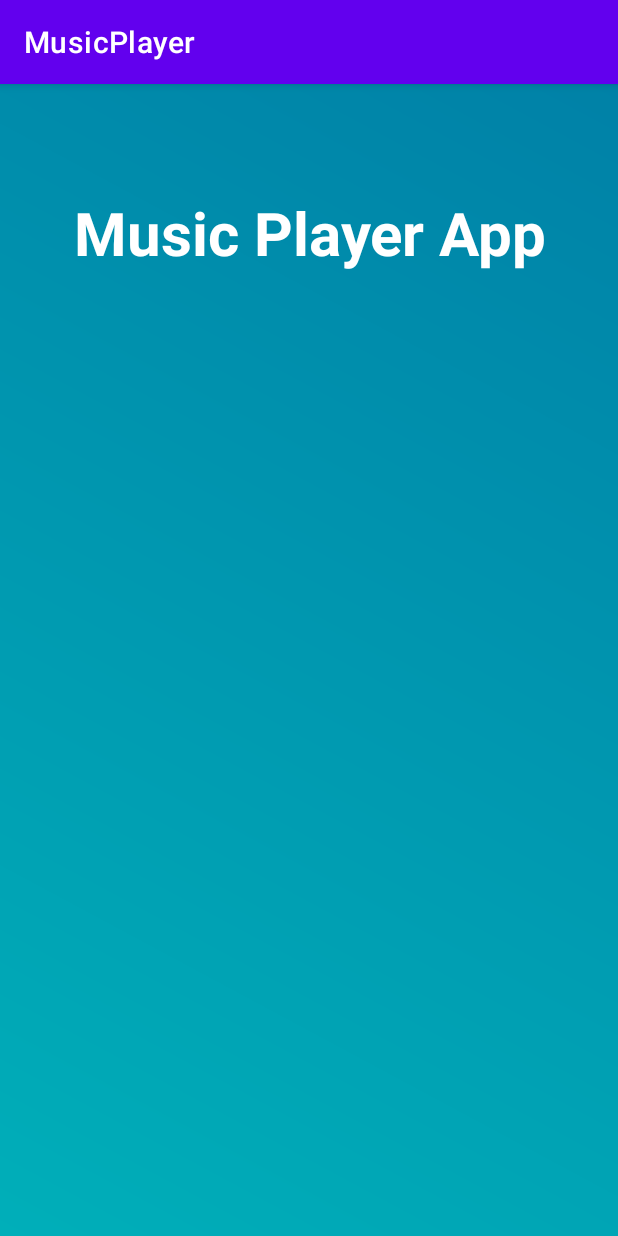
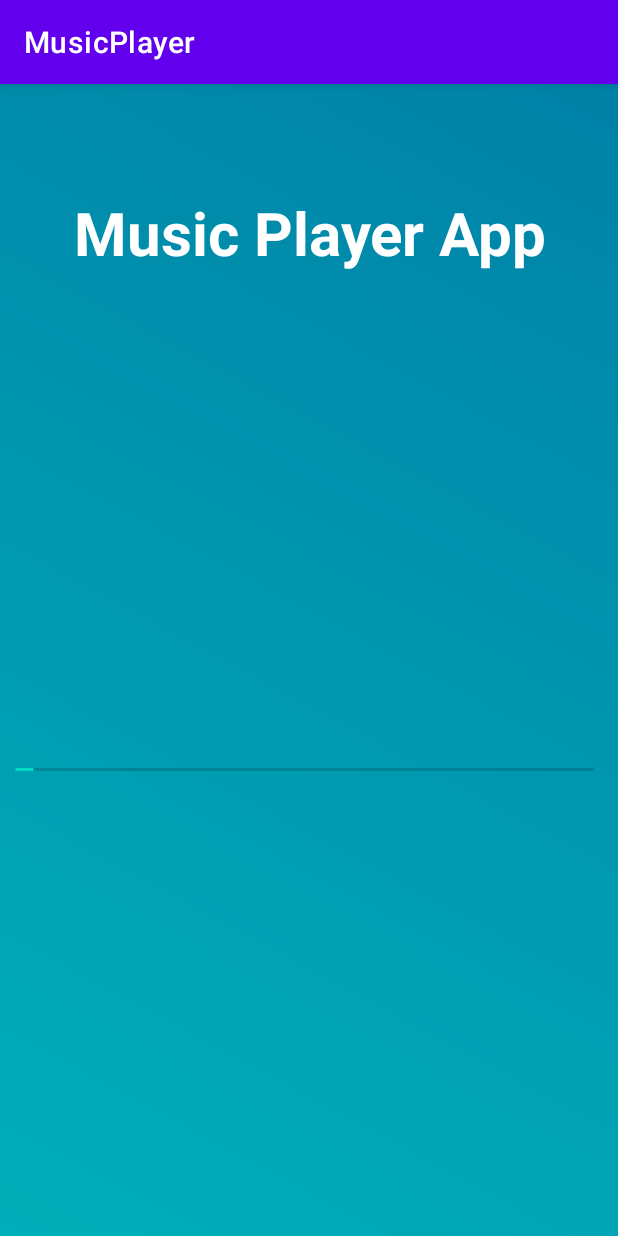
Before and after one commit to Aman7766/music-player-android, an Android app: the MainActivity screen opened directly, with no data from a screen before it, on a phone screen of 412 x 824 dp. Run offline under Robolectric (Android 15) with nearby library versions, the phone set to English and light mode, and no system bars.

Commit message:
Seekbar added

```diff
--- a/app/src/main/res/layout/activity_main.xml
+++ b/app/src/main/res/layout/activity_main.xml
@@ -23,6 +23,7 @@
         app:layout_constraintTop_toTopOf="parent" />
 
     <ImageView
+        android:id="@+id/img"
         android:layout_width="250dp"
         android:layout_height="250dp"
         android:layout_marginTop="60dp"
@@ -30,5 +31,17 @@
         app:layout_constraintStart_toStartOf="parent"
         app:layout_constraintTop_toBottomOf="@+id/textView" />
 
+    <SeekBar
+        android:layout_width="match_parent"
+        android:layout_height="2dp"
+        android:layout_marginTop="20dp"
+        android:id="@+id/seekbar"
+        app:layout_constraintEnd_toEndOf="parent"
+        app:layout_constraintStart_toStartOf="parent"
+        app:layout_constraintTop_toBottomOf="@+id/img"
+        >
+
+    </SeekBar>
+
 
 </androidx.constraintlayout.widget.ConstraintLayout>
```
